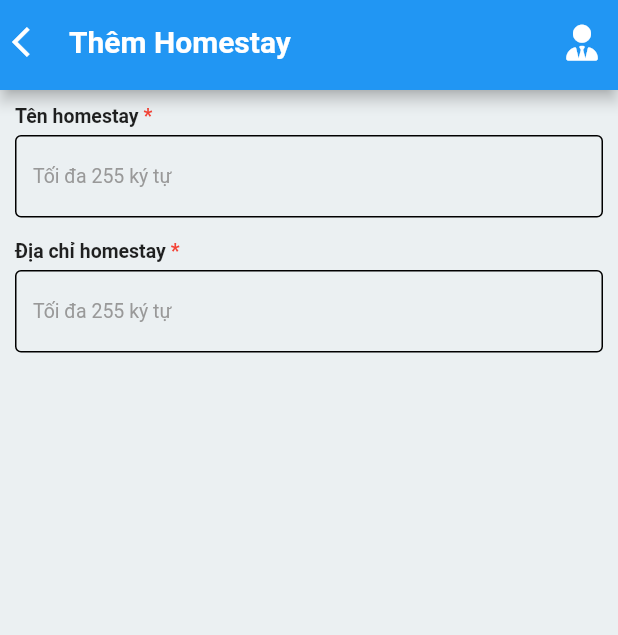
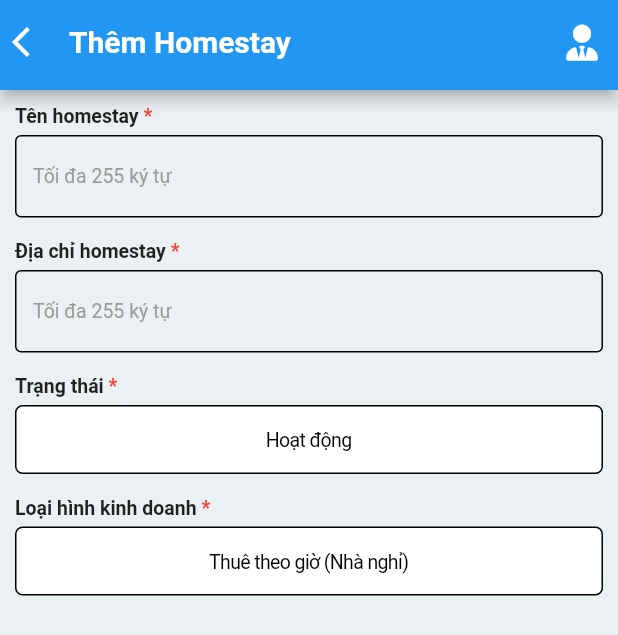
Before and after one commit to BigB0y95/manage_homestay, a Flutter app: the screen it shows after launch, after a tap on the "add home" icon, on a phone screen of 412 x 824 dp. Shown: the top 635 px of the screen. Run offline on Flutter 3.47's test engine with Material 2 defaults, Android fonts, the phone set to English and light mode, and no system bars; our stand-ins replace flutter_speed_dial, font_awesome_flutter, get, infinite_scroll_pagination.

Commit message:
add source 2022/12/26

```diff
--- /dev/null
+++ b/lib/constants/dropdown.dart
@@ -0,0 +1,22 @@
+class Dropdown {
+  // trạng thái homestay
+  static const Map<String, int> homestayStatus = {
+    'Hoạt động': 0,
+    'Đang sửa chữa': 1,
+    'Không hoạt động': 2,
+  };
+
+  // Loại hình hoạt động
+  static const Map<String, int> homestayType = {
+    'Thuê theo giờ (Nhà nghỉ)': 0,
+    'Thuê theo ngày (Homestay)': 1,
+    'Thuê theo tháng (Nhà trọ)': 2,
+  };
+
+  // static const List<String> homestayType = [
+  //   'Chọn loại hình kinh doanh',
+  //   'Thuê theo giờ (Nhà nghỉ)',
+  //   'Thuê theo ngày (Homestay)',
+  //   'Thuê theo tháng (Nhà trọ)',
+  // ];
+}
--- /dev/null
+++ b/lib/widgets/common/dropdown_field_widget.dart
@@ -0,0 +1,128 @@
+import 'package:flutter/cupertino.dart';
+import 'package:flutter/material.dart';
+import 'package:get/get.dart';
+
+class DropdownFieldWidget extends StatefulWidget {
+  final String label;
+  final bool isRequired;
+  final dynamic initialValue;
+  final bool? isReadOnly;
+  final Map<String, int> listItems;
+  final double? marginBottom;
+  final Function(int) onChanged;
+  final int selectedIndex;
+  final double? dialogHeight;
+  const DropdownFieldWidget(
+      {Key? key,
+      required this.label,
+      this.isRequired = false,
+      this.initialValue,
+      this.isReadOnly,
+      this.marginBottom,
+      required this.onChanged,
+      required this.listItems,
+      required this.selectedIndex,
+      this.dialogHeight})
+      : super(key: key);
+
+  @override
+  State<DropdownFieldWidget> createState() => _DropdownFieldWidgetState();
+}
+
+class _DropdownFieldWidgetState extends State<DropdownFieldWidget> {
+  TextStyle labelBoldStyle = const TextStyle(fontSize: 13, fontWeight: FontWeight.w700);
+  TextStyle requiredIconBoldStyle = const TextStyle(fontSize: 13, fontWeight: FontWeight.w700, color: Colors.red);
+  final double _kItemExtent = 32.0;
+  final _selectedIndex = 0.obs;
+
+  @override
+  Widget build(BuildContext context) {
+    return Container(
+      width: double.infinity,
+      margin: EdgeInsets.only(bottom: widget.marginBottom ?? 15),
+      child: Column(
+        children: [
+          Container(
+            margin: const EdgeInsets.only(bottom: 5),
+            child: Row(
+              children: [
+                Text(widget.label, style: labelBoldStyle),
+                Text(widget.isRequired ? ' *' : '', style: requiredIconBoldStyle),
+              ],
+            ),
+          ),
+          Container(
+            width: double.infinity,
+            decoration: BoxDecoration(
+              color: Colors.white,
+              borderRadius: const BorderRadius.all(Radius.circular(5)),
+              border: Border.all(color: Colors.black),
+            ),
+            child: CupertinoButton(
+              padding: EdgeInsets.zero,
+              alignment: Alignment.center,
+              onPressed: () {
+                FocusScopeNode currentFocus = FocusScope.of(context);
+                if (!currentFocus.hasPrimaryFocus) {
+                  currentFocus.unfocus();
+                }
+                // if (_selectedSexValue.value == '') {
+                //   _selectedSexValue.value = Strings.sexNames.values.first;
+                //   _selectedSexLabel = Strings.sexNames.keys.first;
+                //   _selectedIndex.value = 0;
+                // }
+                _showCupertinoDialog(
+                  CupertinoPicker(
+                    magnification: 1.22,
+                    squeeze: 1.2,
+                    useMagnifier: true,
+                    itemExtent: _kItemExtent,
+                    scrollController: FixedExtentScrollController(initialItem: widget.selectedIndex),
+                    onSelectedItemChanged: widget.onChanged,
+                    children: widget.listItems.keys.map((e) => Center(child: Text(e))).toList(),
+                  ),
+                );
+              },
+              child: Text(
+                widget.listItems.keys.elementAt(widget.selectedIndex),
+                style: const TextStyle(fontSize: 13, height: 16 / 13, color: Colors.black),
+              ),
+            ),
+          ),
+
+          // DropdownButton(
+          //   value: widget.initialValue ?? widget.listItems.first,
+          //   items: widget.listItems.map((String item) {
+          //     return DropdownMenuItem(
+          //       value: item,
+          //       child: Text(item),
+          //     );
+          //   }).toList(),
+          //   onChanged: widget.onChanged,
+          // ),
+        ],
+      ),
+    );
+  }
+
+  void _showCupertinoDialog(Widget child) {
+    showCupertinoModalPopup<void>(
+      context: context,
+      builder: (BuildContext context) => Container(
+        height: widget.dialogHeight ?? 216,
+        padding: const EdgeInsets.only(top: 6.0),
+        // The Bottom margin is provided to align the popup above the system navigation bar.
+        margin: EdgeInsets.only(
+          bottom: MediaQuery.of(context).viewInsets.bottom,
+        ),
+        // Provide a background color for the popup.
+        color: CupertinoColors.systemBackground.resolveFrom(context),
+        // Use a SafeArea widget to avoid system overlaps.
+        child: SafeArea(
+          top: false,
+          child: child,
+        ),
+      ),
+    );
+  }
+}
--- a/lib/widgets/common/input_text_field_widget.dart
+++ b/lib/widgets/common/input_text_field_widget.dart
@@ -50,7 +50,7 @@ class _InputTextFieldWidgetState extends State<InputTextFieldWidget> {
       child: Column(
         children: [
           Container(
-            margin: EdgeInsets.only(bottom: 5),
+            margin: const EdgeInsets.only(bottom: 5),
             child: Row(
               children: [
                 Text(widget.label, style: labelBoldStyle),
@@ -58,8 +58,7 @@ class _InputTextFieldWidgetState extends State<InputTextFieldWidget> {
               ],
             ),
           ),
-          Container(
-            child: TextFormField(
+          TextFormField(
             enabled: widget.isReadOnly == true ? false : true,
             readOnly: widget.isReadOnly ?? false,
             autofocus: widget.autoFocus ?? false,
@@ -71,7 +70,7 @@ class _InputTextFieldWidgetState extends State<InputTextFieldWidget> {
               overflow: TextOverflow.ellipsis,
               decoration: widget.textUnderline == true ? TextDecoration.underline : TextDecoration.none,
             ),
-              strutStyle: StrutStyle(
+            strutStyle: const StrutStyle(
               fontSize: 12,
               // height: 16 / 13,
             ),
@@ -92,7 +91,6 @@ class _InputTextFieldWidgetState extends State<InputTextFieldWidget> {
             obscureText: widget.isPassword ?? false,
             keyboardType: widget.textInputType ?? TextInputType.text,
           ),
-          ),
         ],
       ),
     );
--- a/lib/widgets/my_home_page/homestay_page/add_homestay_widget.dart
+++ b/lib/widgets/my_home_page/homestay_page/add_homestay_widget.dart
@@ -2,7 +2,9 @@ import 'package:flutter/cupertino.dart';
 import 'package:flutter/material.dart';
 import 'package:get/get.dart';
 import 'package:manager_homestay_app/constants/color.dart';
+import 'package:manager_homestay_app/constants/dropdown.dart';
 import 'package:manager_homestay_app/utils/device/device_utils.dart';
+import 'package:manager_homestay_app/widgets/common/dropdown_field_widget.dart';
 import 'package:manager_homestay_app/widgets/common/input_text_field_widget.dart';
 import 'package:manager_homestay_app/widgets/common/template_page_widget.dart';
 
@@ -16,6 +18,10 @@ class AddHomestayWidget extends StatefulWidget {
 class _AddHomestayWidgetState extends State<AddHomestayWidget> {
   final _homestayName = ''.obs;
   final _homestayAddress = ''.obs;
+  final _homestayStatusIndex = 0.obs;
+  final _homestayStatusValue = 0.obs;
+  final _homestayTypeIndex = 0.obs;
+  final _homestayTypeValue = 0.obs;
 
   var messageHomestayName = <String>[].obs;
   var messageHomestayAddress = <String>[].obs;
@@ -42,7 +48,33 @@ class _AddHomestayWidgetState extends State<AddHomestayWidget> {
             isRequired: true,
             hint: 'Tối đa 255 ký tự',
             onChanged: (String value) => setState(() => _homestayAddress.value = value),
-          )
+          ),
+          Obx(
+            () => DropdownFieldWidget(
+              label: 'Trạng thái',
+              isRequired: true,
+              dialogHeight: 200,
+              listItems: Dropdown.homestayStatus,
+              onChanged: (int value) => setState(() => {
+                    _homestayStatusValue.value = value,
+                    _homestayStatusIndex.value = Dropdown.homestayStatus.values.elementAt(value),
+                  }),
+              selectedIndex: _homestayStatusIndex.value,
+            ),
+          ),
+          Obx(
+            () => DropdownFieldWidget(
+              label: 'Loại hình kinh doanh',
+              isRequired: true,
+              dialogHeight: 200,
+              listItems: Dropdown.homestayType,
+              onChanged: (int value) => setState(() => {
+                    _homestayTypeValue.value = value,
+                    _homestayTypeIndex.value = Dropdown.homestayType.values.elementAt(value),
+                  }),
+              selectedIndex: _homestayTypeIndex.value,
+            ),
+          ),
         ],
       ),
     );
```
Lines whose indentation alone changed are shown as unchanged.
